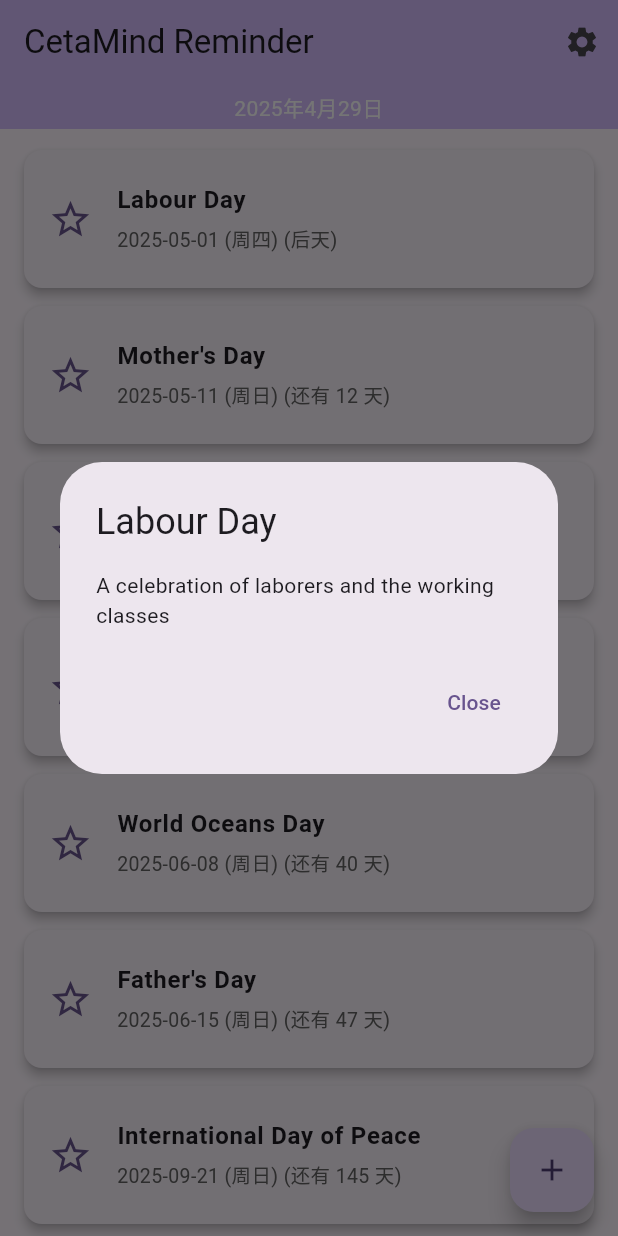
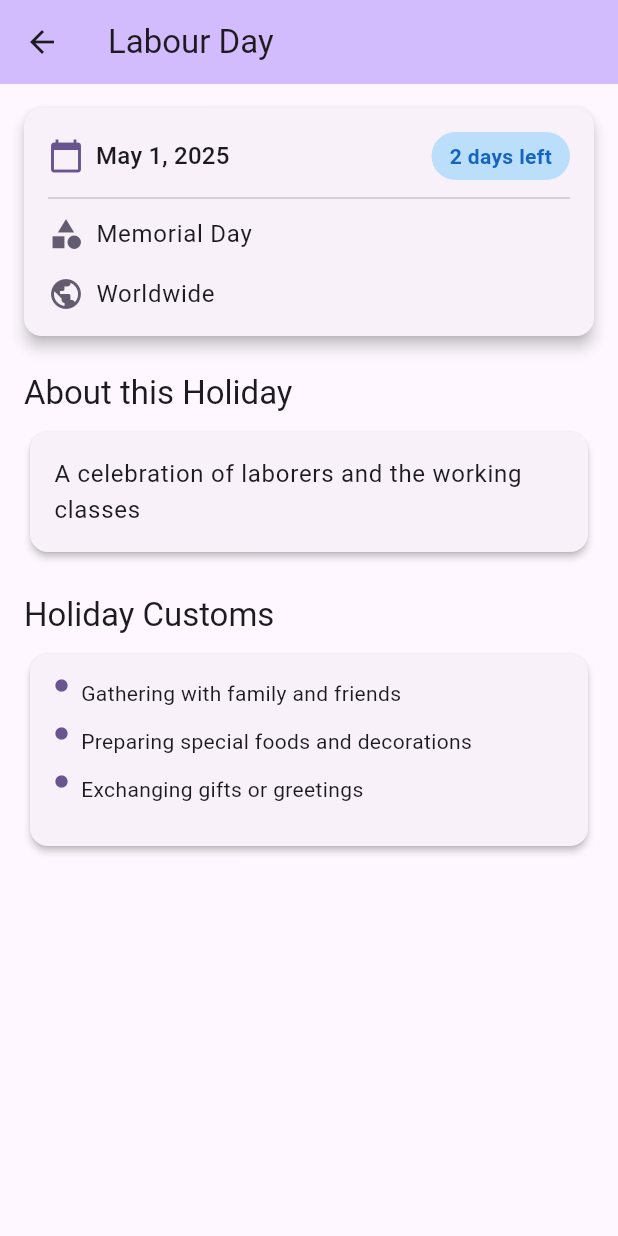
Before and after one commit to deloog/jinlin, a Flutter app: the screen it shows after launch, after a tap on "Labour Day", on a phone screen of 412 x 824 dp. Run offline on Flutter 3.47's test engine with Material 3 defaults, Android fonts, the light colour scheme and no system bars; our stand-ins replace file_picker, flutter_dotenv, permission_handler, share_plus, shared_preferences, speech_to_text; missing offline and left inert: lunar; generated files the repository leaves out were written again.

Commit message:
添加节日详情页：1. 创建HolidayDetailScreen类，显示节日详细信息；2. 添加节日习俗展示；3. 更新本地化文本；4. 修改节日卡片点击事件，导航到详情页

```diff
--- /dev/null
+++ b/lib/holiday_detail_screen.dart
@@ -0,0 +1,322 @@
+import 'package:flutter/material.dart';
+import 'package:flutter_gen/gen_l10n/app_localizations.dart';
+import 'package:jinlin_app/special_date.dart';
+import 'package:intl/intl.dart';
+import 'package:lunar/lunar.dart';
+
+class HolidayDetailScreen extends StatelessWidget {
+  final SpecialDate holiday;
+  final DateTime occurrenceDate;
+
+  const HolidayDetailScreen({
+    Key? key,
+    required this.holiday,
+    required this.occurrenceDate,
+  }) : super(key: key);
+
+  @override
+  Widget build(BuildContext context) {
+    final l10n = AppLocalizations.of(context);
+    final theme = Theme.of(context);
+
+    // 格式化公历日期
+    final dateFormatter = DateFormat.yMMMMd(Localizations.localeOf(context).toString());
+    final formattedDate = dateFormatter.format(occurrenceDate);
+
+    // 计算农历日期（如果是农历节日）
+    String? lunarDateString;
+    if (holiday.calculationType == DateCalculationType.fixedLunar &&
+        Localizations.localeOf(context).languageCode == 'zh') {
+      try {
+        final solar = Solar.fromDate(occurrenceDate);
+        final lunar = solar.getLunar();
+        lunarDateString = '${lunar.getYearInChinese()}年${lunar.getMonthInChinese()}月${lunar.getDayInChinese()}';
+      } catch (e) {
+        debugPrint("Error formatting lunar date: $e");
+      }
+    }
+
+    // 计算倒计时天数
+    final now = DateTime.now();
+    final today = DateTime(now.year, now.month, now.day);
+    final holidayDate = DateTime(occurrenceDate.year, occurrenceDate.month, occurrenceDate.day);
+    final daysRemaining = holidayDate.difference(today).inDays;
+
+    String countdownText;
+    if (daysRemaining == 0) {
+      countdownText = l10n.today;
+    } else if (daysRemaining == 1) {
+      countdownText = l10n.tomorrow;
+    } else if (daysRemaining > 0) {
+      countdownText = l10n.daysRemaining(daysRemaining);
+    } else {
+      countdownText = l10n.daysAgo(daysRemaining.abs());
+    }
+
+    return Scaffold(
+      appBar: AppBar(
+        title: Text(holiday.name),
+        backgroundColor: theme.colorScheme.inversePrimary,
+      ),
+      body: SingleChildScrollView(
+        padding: const EdgeInsets.all(16.0),
+        child: Column(
+          crossAxisAlignment: CrossAxisAlignment.start,
+          children: [
+            // 节日卡片
+            Card(
+              elevation: 4,
+              margin: const EdgeInsets.only(bottom: 24.0),
+              child: Padding(
+                padding: const EdgeInsets.all(16.0),
+                child: Column(
+                  crossAxisAlignment: CrossAxisAlignment.start,
+                  children: [
+                    // 日期信息
+                    Row(
+                      children: [
+                        Icon(Icons.calendar_today, color: theme.colorScheme.primary),
+                        const SizedBox(width: 8),
+                        Expanded(
+                          child: Column(
+                            crossAxisAlignment: CrossAxisAlignment.start,
+                            children: [
+                              Text(
+                                formattedDate,
+                                style: theme.textTheme.titleMedium,
+                              ),
+                              if (lunarDateString != null)
+                                Text(
+                                  lunarDateString,
+                                  style: theme.textTheme.bodyMedium?.copyWith(
+                                    color: Colors.grey[600],
+                                  ),
+                                ),
+                            ],
+                          ),
+                        ),
+                        Container(
+                          padding: const EdgeInsets.symmetric(horizontal: 12, vertical: 6),
+                          decoration: BoxDecoration(
+                            color: daysRemaining == 0
+                                ? Colors.red[100]
+                                : daysRemaining > 0
+                                    ? Colors.blue[100]
+                                    : Colors.grey[200],
+                            borderRadius: BorderRadius.circular(16),
+                          ),
+                          child: Text(
+                            countdownText,
+                            style: TextStyle(
+                              color: daysRemaining == 0
+                                  ? Colors.red[800]
+                                  : daysRemaining > 0
+                                      ? Colors.blue[800]
+                                      : Colors.grey[800],
+                              fontWeight: FontWeight.bold,
+                            ),
+                          ),
+                        ),
+                      ],
+                    ),
+
+                    const Divider(height: 24),
+
+                    // 节日类型
+                    Row(
+                      children: [
+                        Icon(Icons.category, color: theme.colorScheme.secondary),
+                        const SizedBox(width: 8),
+                        Text(
+                          _getHolidayTypeText(holiday.type, l10n),
+                          style: theme.textTheme.bodyLarge,
+                        ),
+                      ],
+                    ),
+
+                    const SizedBox(height: 16),
+
+                    // 节日区域
+                    Row(
+                      children: [
+                        Icon(Icons.public, color: theme.colorScheme.secondary),
+                        const SizedBox(width: 8),
+                        Text(
+                          _getRegionsText(holiday.regions),
+                          style: theme.textTheme.bodyLarge,
+                        ),
+                      ],
+                    ),
+                  ],
+                ),
+              ),
+            ),
+
+            // 节日描述标题
+            Padding(
+              padding: const EdgeInsets.only(bottom: 8.0),
+              child: Text(
+                l10n.aboutHoliday,
+                style: theme.textTheme.titleLarge,
+              ),
+            ),
+
+            // 节日描述内容
+            Card(
+              elevation: 2,
+              child: Padding(
+                padding: const EdgeInsets.all(16.0),
+                child: Text(
+                  holiday.description ?? '',
+                  style: theme.textTheme.bodyLarge,
+                ),
+              ),
+            ),
+
+            const SizedBox(height: 24),
+
+            // 节日习俗标题
+            Padding(
+              padding: const EdgeInsets.only(bottom: 8.0),
+              child: Text(
+                l10n.holidayCustoms,
+                style: theme.textTheme.titleLarge,
+              ),
+            ),
+
+            // 节日习俗内容（这部分内容可以根据节日ID动态生成）
+            Card(
+              elevation: 2,
+              child: Padding(
+                padding: const EdgeInsets.all(16.0),
+                child: Column(
+                  crossAxisAlignment: CrossAxisAlignment.start,
+                  children: _getHolidayCustoms(holiday.id, l10n).map((custom) {
+                    return Padding(
+                      padding: const EdgeInsets.only(bottom: 12.0),
+                      child: Row(
+                        crossAxisAlignment: CrossAxisAlignment.start,
+                        children: [
+                          Icon(Icons.circle, size: 10, color: theme.colorScheme.primary),
+                          const SizedBox(width: 8),
+                          Expanded(
+                            child: Text(custom, style: theme.textTheme.bodyMedium),
+                          ),
+                        ],
+                      ),
+                    );
+                  }).toList(),
+                ),
+              ),
+            ),
+          ],
+        ),
+      ),
+    );
+  }
+
+  // 获取节日类型的本地化文本
+  String _getHolidayTypeText(SpecialDateType type, AppLocalizations l10n) {
+    switch (type) {
+      case SpecialDateType.statutory:
+        return l10n.statutoryHoliday;
+      case SpecialDateType.traditional:
+        return l10n.traditionalHoliday;
+      case SpecialDateType.memorial:
+        return l10n.memorialDay;
+      case SpecialDateType.other:
+        return l10n.otherHoliday;
+      default:
+        return l10n.holiday;
+    }
+  }
+
+  // 获取节日区域的文本
+  String _getRegionsText(List<String> regions) {
+    if (regions.contains('ALL')) {
+      return 'Worldwide';
+    } else if (regions.contains('WEST')) {
+      return 'Western Countries';
+    } else if (regions.contains('CN')) {
+      return 'China';
+    } else if (regions.contains('JP')) {
+      return 'Japan';
+    } else if (regions.contains('KR')) {
+      return 'Korea';
+    } else if (regions.contains('IN')) {
+      return 'India';
+    } else {
+      return regions.join(', ');
+    }
+  }
+
+  // 根据节日ID获取习俗列表
+  List<String> _getHolidayCustoms(String holidayId, AppLocalizations l10n) {
+    // 这里可以根据节日ID返回相应的习俗列表
+    // 为简化代码，这里只实现几个主要节日的习俗
+
+    switch (holidayId) {
+      case 'CN_SpringFestival':
+        return [
+          '贴春联：在门上贴红色的对联，象征好运和幸福',
+          '放鞭炮：传统上认为噪音可以驱赶邪灵',
+          '红包：长辈给晚辈发装有钱的红色信封',
+          '年夜饭：除夕夜全家团聚共进晚餐',
+          '守岁：除夕夜熬夜到新年',
+        ];
+      case 'CN_MidAutumnFestival':
+        return [
+          '赏月：全家人一起观赏满月',
+          '吃月饼：分享圆形的月饼，象征团圆',
+          '点灯笼：挂起彩色灯笼装饰',
+          '猜灯谜：解答写在灯笼上的谜语',
+        ];
+      case 'WEST_Christmas':
+        return [
+          '装饰圣诞树：用彩灯、装饰品和礼物装饰常青树',
+          '交换礼物：家人和朋友之间互赠礼物',
+          '圣诞晚餐：家人共享传统的节日大餐',
+          '圣诞颂歌：唱传统的圣诞歌曲',
+          '圣诞老人：孩子们相信圣诞老人会在平安夜送来礼物',
+        ];
+      case 'INTL_NewYearDay':
+        return [
+          '倒计时：在午夜倒计时迎接新年',
+          '新年决心：制定新年目标和计划',
+          '烟花：放烟花庆祝新年',
+          '新年派对：与亲友一起庆祝',
+        ];
+      case 'JP_Obon':
+        return [
+          '迎火：点燃迎接祖先灵魂的火',
+          '送火：送祖先灵魂回去的火',
+          '盂兰盆舞：传统舞蹈庆祝',
+          '扫墓：清扫和装饰祖先坟墓',
+          '供奉祭品：为祖先准备食物和礼物',
+        ];
+      case 'KR_Chuseok':
+        return [
+          '祭祖：举行祭祀仪式纪念祖先',
+          '扫墓：清扫祖先坟墓',
+          '松糕：制作和分享传统松糕',
+          '民间游戏：参与传统游戏和活动',
+          '穿韩服：穿着传统服装',
+        ];
+      case 'IN_Diwali':
+        return [
+          '点灯：点亮油灯和蜡烛',
+          '兰戈利：在门前创作彩色图案',
+          '礼物：交换礼物和甜食',
+          '普佳：举行祈祷仪式',
+          '烟花：放烟花庆祝',
+        ];
+      default:
+        // 对于其他节日，返回通用的习俗描述
+        return [
+          l10n.genericCustom1,
+          l10n.genericCustom2,
+          l10n.genericCustom3,
+        ];
+    }
+  }
+}
--- a/lib/l10n/app_localizations_en.arb
+++ b/lib/l10n/app_localizations_en.arb
@@ -226,5 +226,37 @@
   "holiday_Christmas": "Christmas",
   "holiday_NewYearsEve": "New Year's Eve",
   "holiday_MothersDay": "Mother's Day",
-  "holiday_FathersDay": "Father's Day"
+  "holiday_FathersDay": "Father's Day",
+
+  "aboutHoliday": "About this Holiday",
+  "holidayCustoms": "Holiday Customs",
+  "statutoryHoliday": "Statutory Holiday",
+  "traditionalHoliday": "Traditional Holiday",
+  "memorialDay": "Memorial Day",
+  "otherHoliday": "Other Holiday",
+  "holiday": "Holiday",
+  "tomorrow": "Tomorrow",
+  "daysRemaining": "{days} days left",
+  "@daysRemaining": {
+    "description": "Number of days remaining until the holiday",
+    "placeholders": {
+      "days": {
+        "type": "int",
+        "example": "5"
+      }
+    }
+  },
+  "daysAgo": "{days} days ago",
+  "@daysAgo": {
+    "description": "Number of days since the holiday passed",
+    "placeholders": {
+      "days": {
+        "type": "int",
+        "example": "3"
+      }
+    }
+  },
+  "genericCustom1": "Gathering with family and friends",
+  "genericCustom2": "Preparing special foods and decorations",
+  "genericCustom3": "Exchanging gifts or greetings"
   }
--- a/lib/l10n/app_localizations_zh.arb
+++ b/lib/l10n/app_localizations_zh.arb
@@ -216,5 +216,37 @@
   "holiday_DoubleSeventhFestival": "七夕节",
   "holiday_DoubleNinthFestival": "重阳节",
   "holiday_LabaFestival": "腊八节",
-  "holiday_TreePlantingDay": "植树节"
+  "holiday_TreePlantingDay": "植树节",
+
+  "aboutHoliday": "关于这个节日",
+  "holidayCustoms": "节日习俗",
+  "statutoryHoliday": "法定节日",
+  "traditionalHoliday": "传统节日",
+  "memorialDay": "纪念日",
+  "otherHoliday": "其他节日",
+  "holiday": "节日",
+  "tomorrow": "明天",
+  "daysRemaining": "还有 {days} 天",
+  "@daysRemaining": {
+    "description": "距离节日还有多少天",
+    "placeholders": {
+      "days": {
+        "type": "int",
+        "example": "5"
+      }
+    }
+  },
+  "daysAgo": "{days} 天前",
+  "@daysAgo": {
+    "description": "节日已经过去多少天",
+    "placeholders": {
+      "days": {
+        "type": "int",
+        "example": "3"
+      }
+    }
+  },
+  "genericCustom1": "与家人和朋友团聚",
+  "genericCustom2": "准备特色食品和装饰",
+  "genericCustom3": "交换礼物或祝福"
   }
--- a/lib/main.dart
+++ b/lib/main.dart
@@ -1,6 +1,7 @@
 // 文件： jinlin_app/lib/main.dart
 import 'reminder_detail_screen.dart';
 import 'settings_screen.dart';
+import 'holiday_detail_screen.dart';
 import 'package:flutter/material.dart';
 import 'package:shared_preferences/shared_preferences.dart';
 import 'package:intl/intl.dart';
@@ -652,22 +653,16 @@ Widget _buildHolidayCard(BuildContext context, SpecialDate holiday, DateTime upc
         ],
       ), // 使用 special_date.dart 中的格式化方法
       onTap: () {
-        // 点击卡片，显示节日描述 (如果 description 不为空)
-        if (holiday.description != null && holiday.description!.isNotEmpty) {
-          showDialog(
-            context: context,
-            builder: (context) => AlertDialog(
-              title: Text(holiday.name), // 假设 name 已本地化
-              content: Text(holiday.description!), // 假设 description 已本地化
-              actions: [
-                TextButton(
-                  onPressed: () => Navigator.of(context).pop(),
-                  child: Text(l10n.closeButton),
-                ),
-              ],
+        // 导航到节日详情页
+        Navigator.push(
+          context,
+          MaterialPageRoute(
+            builder: (context) => HolidayDetailScreen(
+              holiday: holiday,
+              occurrenceDate: upcomingDate,
             ),
-          );
-        }
+          ),
+        );
       },
     ),
   );
```
